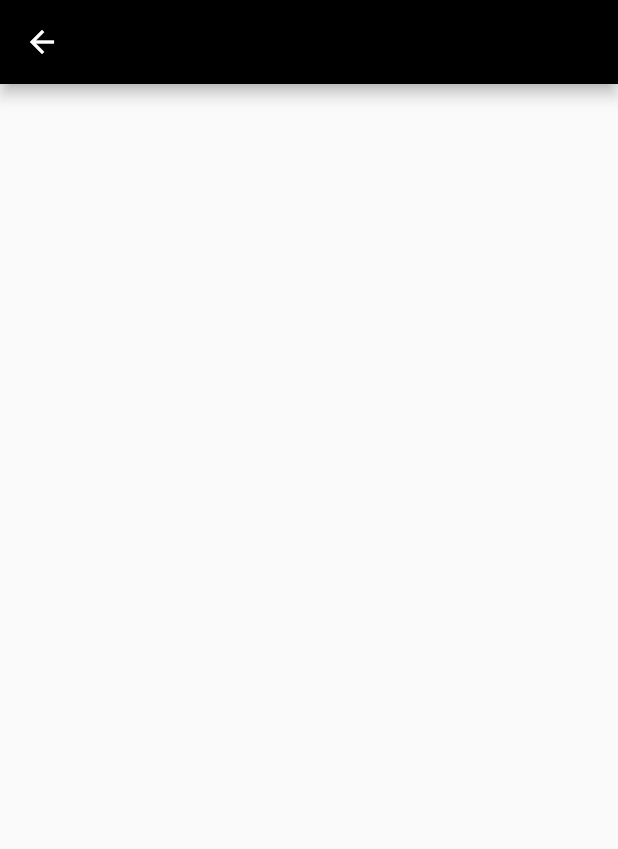
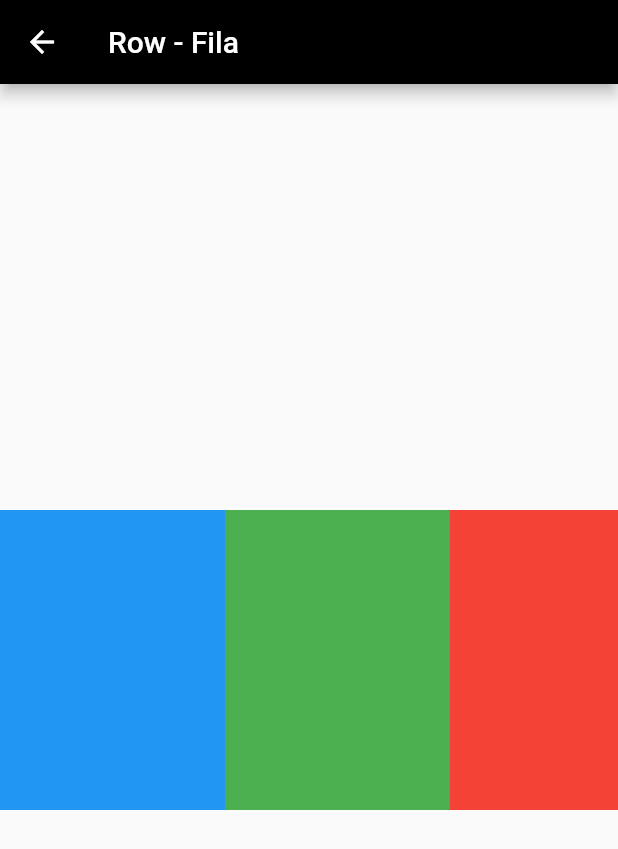
Before and after one commit to William3349/colocho_store-master, a Flutter app: the RowScreen screen opened directly, on a phone screen of 412 x 824 dp. Shown: the top 849 px of the screen. Run offline on Flutter 3.47's test engine with Material 2 defaults, Android fonts, the phone set to English and light mode, and no system bars.

Commit message:
Finalizacion de filas y columnas. Boton face columnas y botn google filas

```diff
--- a/lib/column.dart
+++ b/lib/column.dart
@@ -6,7 +6,9 @@ class ColumnScreen extends StatelessWidget {
   @override
   Widget build(BuildContext context) {
     return Scaffold(
-      appBar: AppBar(),
+      appBar: AppBar(
+        title: const Text('Column - Columna'),
+        ),
       body: ListView(
         children: [
           Column(
--- a/lib/login.dart
+++ b/lib/login.dart
@@ -1,5 +1,6 @@
 import 'package:colocho_store/column.dart';
 import 'package:colocho_store/home.dart';
+import 'package:colocho_store/row.dart';
 import 'package:flutter/material.dart';
 
 class LoginScreen extends StatefulWidget {
@@ -124,7 +125,7 @@ class _LoginScreenState extends State<LoginScreen> {
                             Navigator.push(
                               context,
                               MaterialPageRoute(
-                                  builder: (context) => const ColumnScreen()
+                                  builder: (context) => const RowScreen(),
                                   ),
                             );
                           },
--- a/lib/row.dart
+++ b/lib/row.dart
@@ -6,30 +6,38 @@ class RowScreen extends StatelessWidget {
   @override
   Widget build(BuildContext context) {
     return Scaffold(
-      appBar: AppBar(),
+      appBar: AppBar(
+        title: const Text('Row - Fila'),
+      ),
       body: ListView(
+        scrollDirection: Axis.horizontal,
         children: [
           Row(
             children: [
               Container(
                 color: Colors.blue,
-                height: 250.0,
+                width: 150.0,
+                height: 200.0,
               ),
               Container(
                 color: Colors.green,
-                height: 250.0,
+                width: 150.0,
+                height: 200.0,
               ),
               Container(
                 color: Colors.red,
-                height: 250.0,
+                width: 150.0,
+                height: 200.0,
               ),
               Container(
                 color: Colors.orange,
-                height: 250.0,
+                width: 150.0,
+                height: 200.0,
               ),
               Container(
                 color: Colors.black,
-                height: 250.0,
+                width: 150.0,
+                height: 200.0,
               )
             ],
           ),
```
